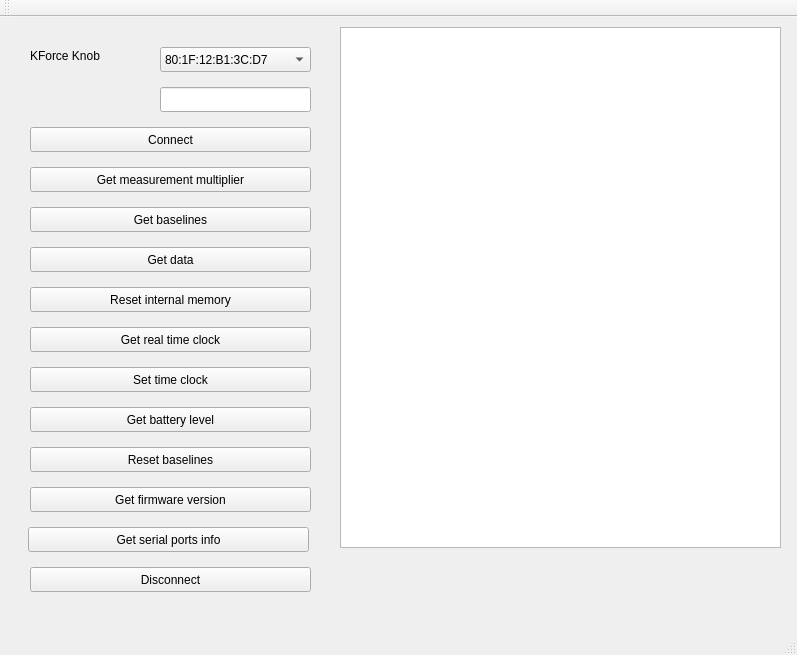
Above: mainwindow.ui from AliGhezalAG/kForceApp before the change. Below: the same form after it.
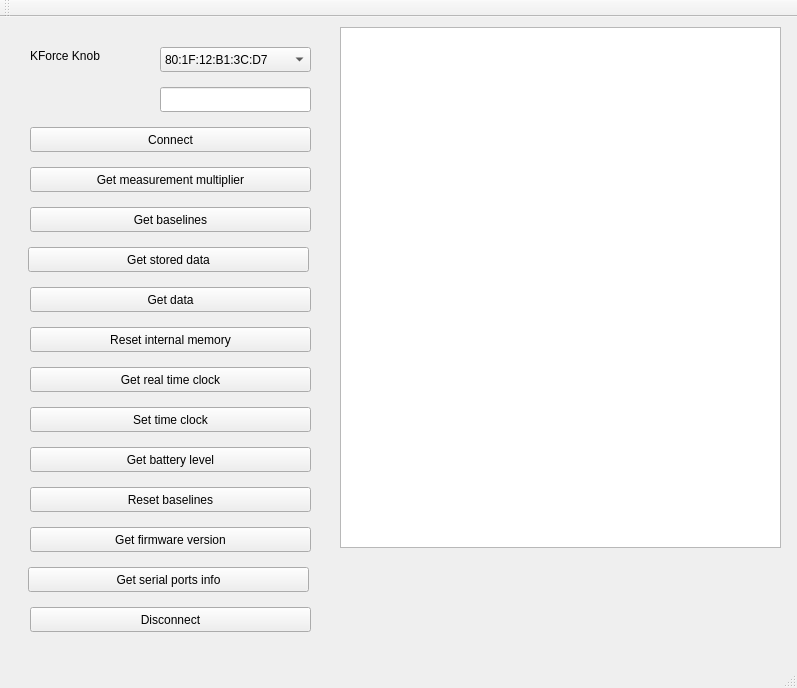
That is the form after the change.

Commit message: get stored data ~OK

Patch:
```diff
--- a/mainwindow.ui
+++ b/mainwindow.ui
@@ -7,7 +7,7 @@
     <x>0</x>
     <y>0</y>
     <width>797</width>
-    <height>655</height>
+    <height>688</height>
    </rect>
   </property>
   <property name="windowTitle">
@@ -105,7 +105,7 @@
     <property name="geometry">
      <rect>
       <x>30</x>
-      <y>230</y>
+      <y>270</y>
       <width>281</width>
       <height>25</height>
      </rect>
@@ -128,7 +128,7 @@
     <property name="geometry">
      <rect>
       <x>30</x>
-      <y>270</y>
+      <y>310</y>
       <width>281</width>
       <height>25</height>
      </rect>
@@ -141,7 +141,7 @@
     <property name="geometry">
      <rect>
       <x>30</x>
-      <y>310</y>
+      <y>350</y>
       <width>281</width>
       <height>25</height>
      </rect>
@@ -154,7 +154,7 @@
     <property name="geometry">
      <rect>
       <x>30</x>
-      <y>550</y>
+      <y>590</y>
       <width>281</width>
       <height>25</height>
      </rect>
@@ -167,7 +167,7 @@
     <property name="geometry">
      <rect>
       <x>30</x>
-      <y>350</y>
+      <y>390</y>
       <width>281</width>
       <height>25</height>
      </rect>
@@ -180,7 +180,7 @@
     <property name="geometry">
      <rect>
       <x>30</x>
-      <y>390</y>
+      <y>430</y>
       <width>281</width>
       <height>25</height>
      </rect>
@@ -193,7 +193,7 @@
     <property name="geometry">
      <rect>
       <x>30</x>
-      <y>430</y>
+      <y>470</y>
       <width>281</width>
       <height>25</height>
      </rect>
@@ -206,7 +206,7 @@
     <property name="geometry">
      <rect>
       <x>30</x>
-      <y>470</y>
+      <y>510</y>
       <width>281</width>
       <height>25</height>
      </rect>
@@ -229,7 +229,7 @@
     <property name="geometry">
      <rect>
       <x>28</x>
-      <y>510</y>
+      <y>550</y>
       <width>281</width>
       <height>25</height>
      </rect>
@@ -238,6 +238,19 @@
      <string>Get serial ports info</string>
     </property>
    </widget>
+   <widget class="QPushButton" name="getStoredDataButton">
+    <property name="geometry">
+     <rect>
+      <x>28</x>
+      <y>230</y>
+      <width>281</width>
+      <height>25</height>
+     </rect>
+    </property>
+    <property name="text">
+     <string>Get stored data</string>
+    </property>
+   </widget>
   </widget>
   <widget class="QMenuBar" name="menuBar">
    <property name="geometry">
```
The commit also changes 7 other files.
